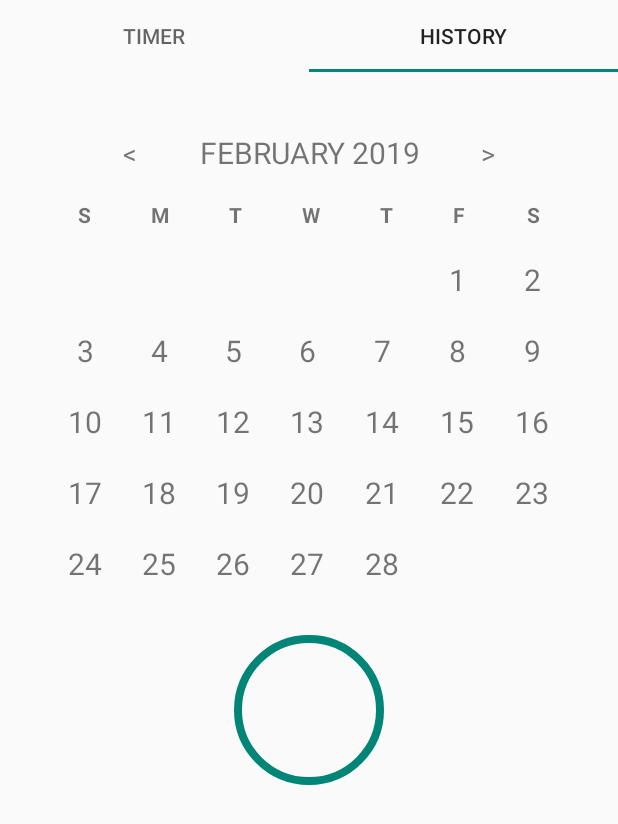
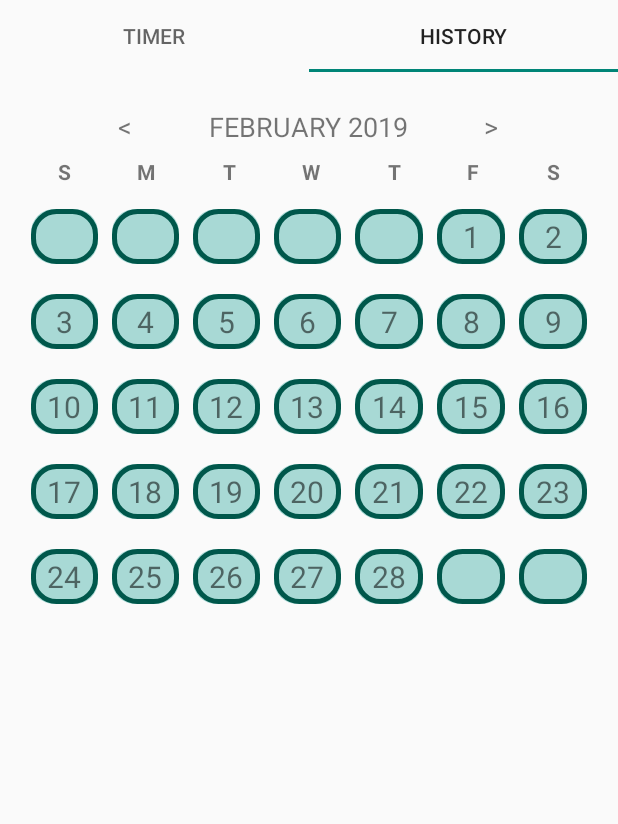
Before and after one commit to falkenum/wellness-tracker, an Android app: the screen it shows after launch (MainActivity), tab 2 chosen, on a phone screen of 412 x 824 dp. Shown: the top 824 px of the screen. Run offline under Robolectric (Android 15) with nearby library versions, the light colour scheme and no system bars; our stand-ins replace Room's generated code; 5 statements that could not run were skipped.

Commit message:
got drawables defined

```diff
--- a/app/src/main/AndroidManifest.xml
+++ b/app/src/main/AndroidManifest.xml
@@ -22,7 +22,7 @@
                 android:exported="true">
         </service>
 
-        <activity android:name=".MainActivity">
+        <activity android:name=".MainActivity" android:screenOrientation="portrait">
             <intent-filter>
                 <action android:name="android.intent.action.MAIN"/>
 
--- a/app/src/main/java/com/example/meditationtimer/HistoryFragment.kt
+++ b/app/src/main/java/com/example/meditationtimer/HistoryFragment.kt
@@ -1,6 +1,6 @@
 package com.example.meditationtimer
 
-import android.graphics.drawable.ShapeDrawable
+import android.graphics.drawable.LayerDrawable
 import android.os.Bundle
 import android.support.constraint.ConstraintLayout
 import android.support.v4.app.Fragment
@@ -14,6 +14,7 @@ import java.time.DayOfWeek
 import java.time.LocalDate
 import java.time.YearMonth
 import java.util.*
+import kotlin.math.roundToInt
 
 
 class HistoryFragment : Fragment() {
@@ -21,12 +22,26 @@ class HistoryFragment : Fragment() {
     private lateinit var tabView: ConstraintLayout
     private var yearMonthShown = YearMonth.now()
 
+    private fun dpToPx(dp : Int) : Int {
+        return TypedValue.applyDimension(TypedValue.COMPLEX_UNIT_DIP, dp.toFloat(),
+            resources.displayMetrics).roundToInt()
+    }
+
     private fun getCell(cellText : String) : TextView {
         return TextView(activity).apply{
             text = cellText
             textAlignment = View.TEXT_ALIGNMENT_CENTER
             layoutParams = TableRow.LayoutParams(ViewGroup.LayoutParams.MATCH_PARENT,
                 ViewGroup.LayoutParams.MATCH_PARENT, 1f)
+
+            background = (activity!!.getDrawable(R.drawable.calendar_day_bg) as LayerDrawable).apply {
+                val transparent = 0
+                val opaque = 255
+                val fillLayer = 0
+                val outlineLayer = 1
+
+                getDrawable(fillLayer).alpha = opaque
+            }
 
             setTextSize(TypedValue.COMPLEX_UNIT_SP, 20f)
         }
@@ -39,11 +54,12 @@ class HistoryFragment : Fragment() {
 
         val calendarTable = tabView.findViewById<TableLayout>(R.id.calendarTable)
 
-
-
         val defaultDaysRow : () -> TableRow = {
-            activity!!.layoutInflater.
-                inflate(R.layout.default_days_row, calendarTable, false) as TableRow
+            TableRow(activity).apply {
+                // padding between rows
+                val verticalPadding = dpToPx(10)
+                setPaddingRelative(0, verticalPadding, 0, verticalPadding)
+            }
         }
 
         // clear all weeks to start fresh
--- /dev/null
+++ b/app/src/main/res/drawable/calendar_day_bg.xml
@@ -0,0 +1,16 @@
+<?xml version="1.0" encoding="utf-8"?>
+<layer-list xmlns:android="http://schemas.android.com/apk/res/android" >
+    <item android:left="5dp" android:right="5dp">
+        <shape android:shape="rectangle">
+            <solid android:color="#54009688"/>
+            <corners android:radius="15dp"/>
+        </shape>
+    </item>
+    <item android:left="5dp" android:right="5dp">
+        <shape android:shape="rectangle">
+            <stroke android:width="3dp" android:color="@color/colorPrimaryDark" />
+            <corners android:radius="15dp"/>
+            <padding android:bottom="5dp" android:top="5dp"/>
+        </shape>
+    </item>
+</layer-list>
--- a/app/src/main/res/drawable/calendar_select_bubble.xml
+++ /dev/null
@@ -1,5 +0,0 @@
-<?xml version="1.0" encoding="utf-8"?>
-<shape xmlns:android="http://schemas.android.com/apk/res/android"
-       android:shape="oval">
-    <stroke android:width="5dp" android:color="@color/colorPrimary" />
-</shape>
--- a/app/src/main/res/layout/default_days_row.xml
+++ /dev/null
@@ -1,7 +0,0 @@
-<?xml version="1.0" encoding="utf-8"?>
-<TableRow xmlns:android="http://schemas.android.com/apk/res/android"
-          android:layout_width="match_parent"
-          android:layout_height="match_parent"
-          android:paddingVertical="10dp">
-
-</TableRow>
--- a/app/src/main/res/layout/tab_history.xml
+++ b/app/src/main/res/layout/tab_history.xml
@@ -10,9 +10,9 @@
             android:layout_height="wrap_content" app:layout_constraintTop_toTopOf="parent"
             app:layout_constraintStart_toStartOf="parent" app:layout_constraintEnd_toEndOf="parent"
             android:id="@+id/calendarLayout"
-            android:layout_marginTop="32dp" android:layout_marginEnd="32dp" android:layout_marginStart="32dp"
+            android:layout_marginTop="16dp" android:layout_marginStart="16dp"
             app:layout_constraintVertical_chainStyle="spread"
-    >
+            android:layout_marginEnd="16dp">
         <LinearLayout
                 android:orientation="horizontal"
                 android:layout_width="match_parent"
@@ -29,10 +29,10 @@
             <TextView
                     android:text="Month Year"
                     android:padding="8sp"
-                    android:textSize="20sp"
+                    android:textSize="18sp"
                     android:layout_width="wrap_content"
                     android:layout_height="wrap_content" android:id="@+id/dateYear" android:layout_weight="1"
-                    android:textAlignment="center" android:lineSpacingExtra="8sp"/>
+                    android:textAlignment="center" android:lineSpacingExtra="0sp"/>
             <TextView
                     android:text="&gt;"
                     android:layout_width="wrap_content"
@@ -45,7 +45,7 @@
         <TableRow
                 android:layout_width="match_parent"
                 android:layout_height="wrap_content"
-                android:paddingVertical="10dp" android:id="@+id/daysOfWeekRow">
+                android:paddingBottom="5dp" android:id="@+id/daysOfWeekRow">
             <TextView
                     android:text="S"
                     android:layout_width="wrap_content"
@@ -89,11 +89,4 @@
                 android:layout_width="match_parent"
                 android:layout_height="match_parent"/>
     </LinearLayout>
-    <View
-            android:layout_width="100dp"
-            android:layout_height="100dp"
-            android:id="@+id/view" app:layout_constraintEnd_toEndOf="parent"
-            app:layout_constraintStart_toStartOf="parent" android:layout_marginTop="24dp"
-            app:layout_constraintTop_toBottomOf="@+id/calendarLayout"
-            android:background="@drawable/calendar_select_bubble"/>
 </android.support.constraint.ConstraintLayout>
```
